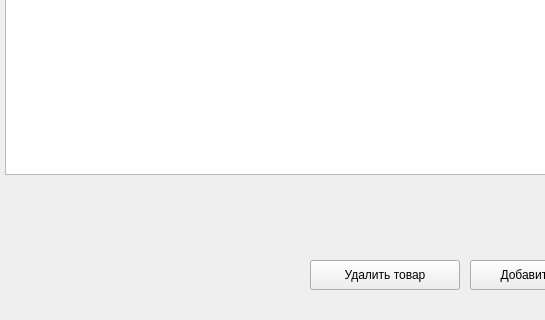
This is ui_templates/AdministratorPanel.ui in NikitaKolotushkin/McDonalds as Qt 5 draws it before an edit; both pictures show x 0 to 545 and y 280 to 600 of the 800 by 600 pixel window. The edited form follows.
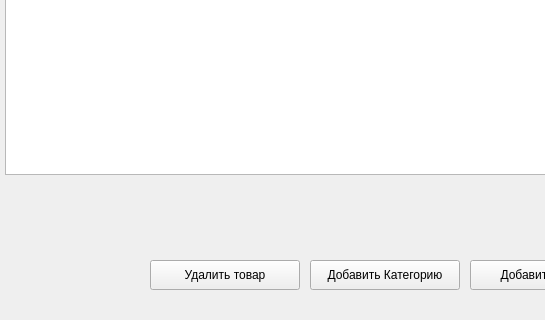
This is the edited form.

Commit message: Добавлена кнопка добавления категории

Patch:
```diff
--- a/ui_templates/AdministratorPanel.ui
+++ b/ui_templates/AdministratorPanel.ui
@@ -54,7 +54,7 @@
   <widget class="QPushButton" name="deleteProductButton">
    <property name="geometry">
     <rect>
-     <x>310</x>
+     <x>150</x>
      <y>540</y>
      <width>150</width>
      <height>30</height>
@@ -74,6 +74,19 @@
     </rect>
    </property>
   </widget>
+  <widget class="QPushButton" name="addCategoryButton">
+   <property name="geometry">
+    <rect>
+     <x>310</x>
+     <y>540</y>
+     <width>150</width>
+     <height>30</height>
+    </rect>
+   </property>
+   <property name="text">
+    <string>Добавить Категорию</string>
+   </property>
+  </widget>
  </widget>
  <resources/>
  <connections/>
```
